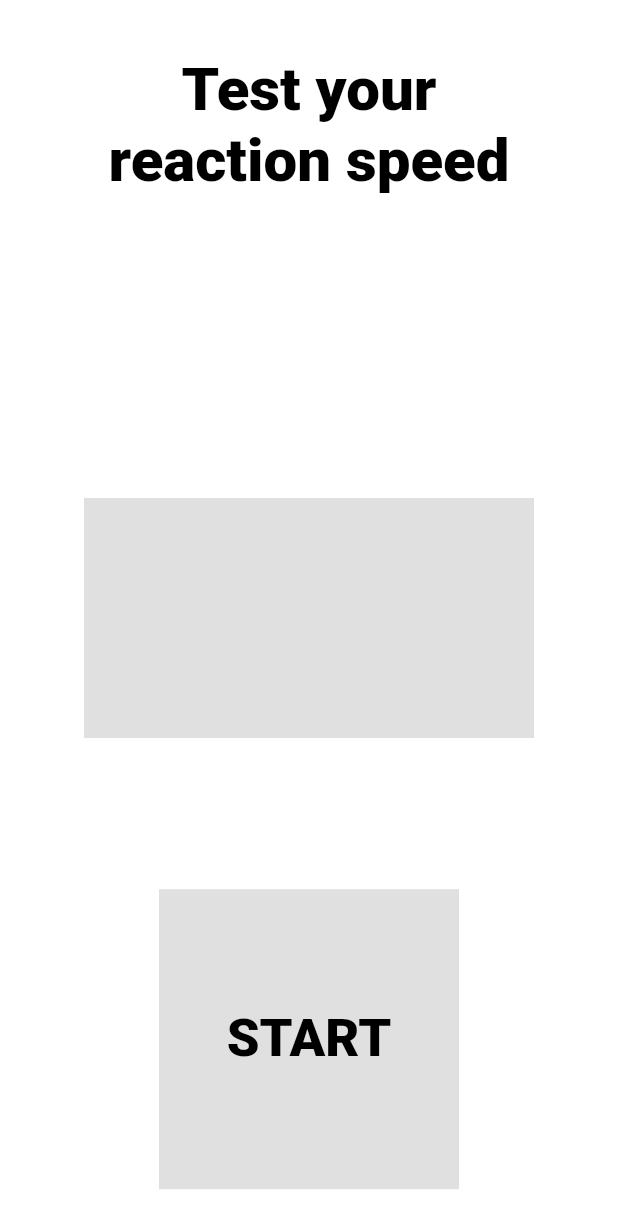
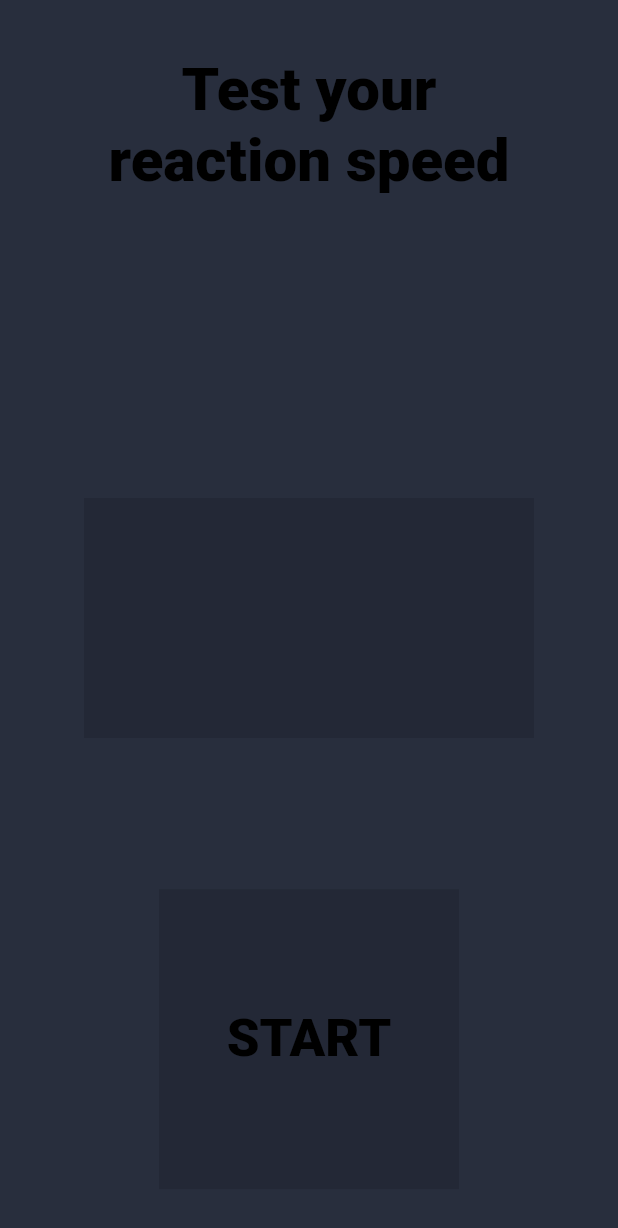
Before and after one commit to msAlexG/flutter_push, a Flutter app: the screen it shows after launch, on a phone screen of 412 x 824 dp. Shown: the top 1228 px of the screen. Run offline on Flutter 3.47's test engine with Material 2 defaults, Android fonts, the phone set to English and light mode, and no system bars.

Commit message:
Изменение фона приложения

```diff
--- a/lib/main.dart
+++ b/lib/main.dart
@@ -48,7 +48,7 @@ class _MyHomePageState extends State<MyHomePage> {
   @override
   Widget build(BuildContext context) {
     return Scaffold(
-      backgroundColor: Colors.white,
+      backgroundColor: Color(0xFF282E3D),
       body: Stack(
         children: [
           Align(
```
